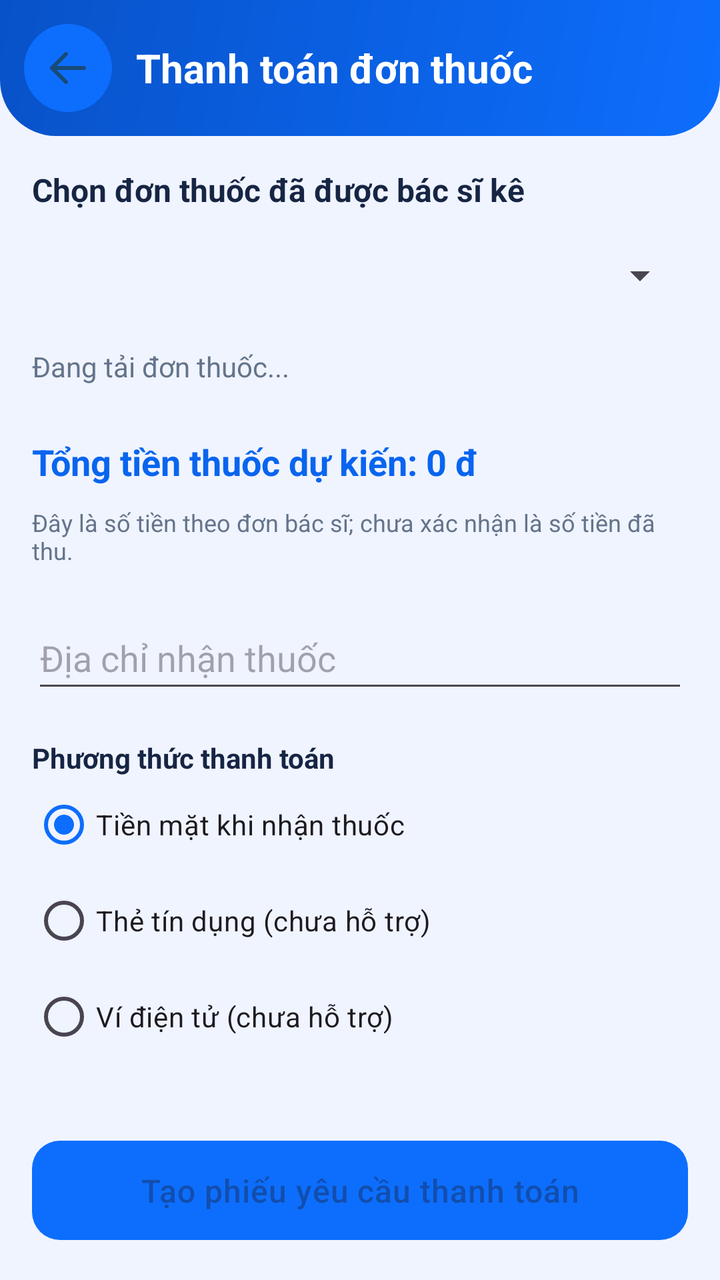
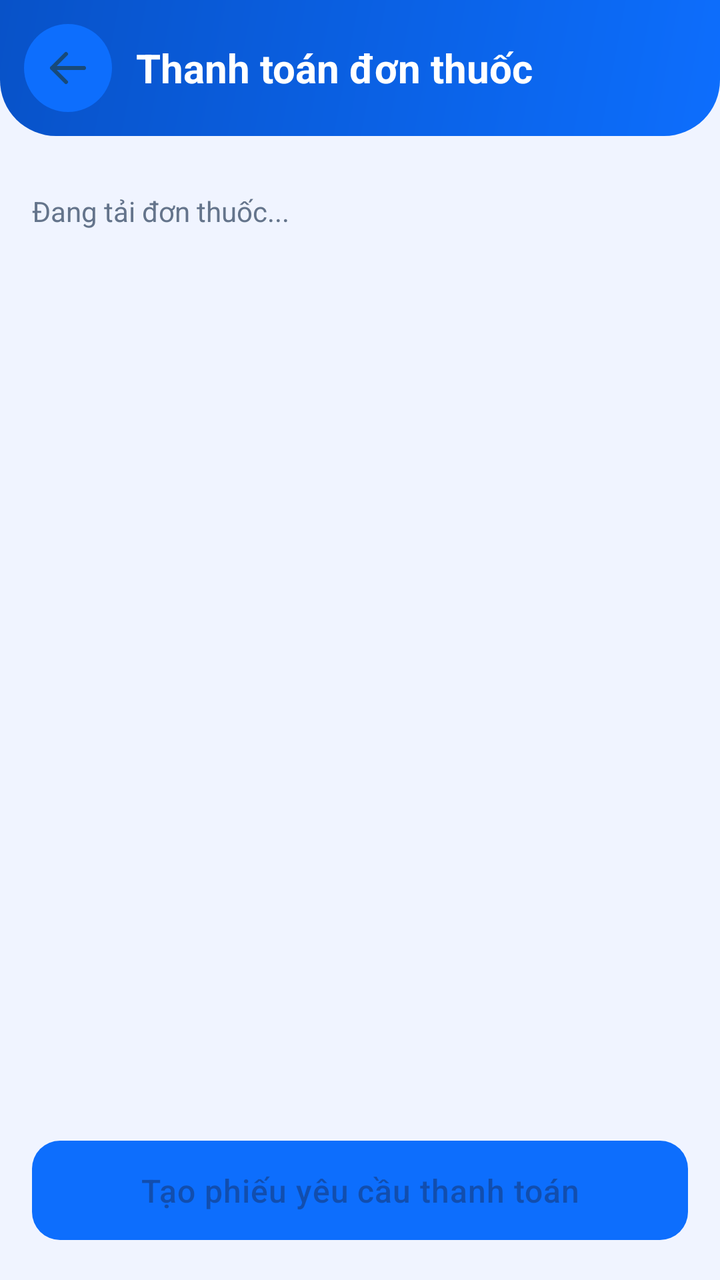

An Android layout rendered at two revisions. The XML below is the earlier revision; the diff shows what the commit changed to produce the second picture.
<!-- AndroidManifest.xml: application theme Theme.UniCare -->
<!-- res/layout/activity_payment.xml -->
<?xml version="1.0" encoding="utf-8"?>
<LinearLayout xmlns:android="http://schemas.android.com/apk/res/android"
    android:layout_width="match_parent"
    android:layout_height="match_parent"
    android:orientation="vertical"
    android:background="#F0F4FF">

    <LinearLayout
        android:layout_width="match_parent"
        android:layout_height="wrap_content"
        android:orientation="horizontal"
        android:gravity="center_vertical"
        android:background="@drawable/gradient_header"
        android:padding="12dp">
        <ImageButton
            android:id="@+id/btnBack"
            android:layout_width="44dp"
            android:layout_height="44dp"
            android:background="@drawable/bg_icon_circle_blue"
            android:src="@drawable/ic_arrow_back"
            android:contentDescription="Quay lại"
            android:padding="10dp" />
        <TextView
            android:layout_width="wrap_content"
            android:layout_height="wrap_content"
            android:layout_marginStart="12dp"
            android:text="Thanh toán đơn thuốc"
            android:textColor="#FFFFFF"
            android:textSize="20sp"
            android:textStyle="bold" />
    </LinearLayout>

    <ScrollView
        android:layout_width="match_parent"
        android:layout_height="0dp"
        android:layout_weight="1"
        android:fillViewport="true">
        <LinearLayout
            android:layout_width="match_parent"
            android:layout_height="wrap_content"
            android:padding="16dp"
            android:orientation="vertical">

            <TextView
                android:layout_width="match_parent"
                android:layout_height="wrap_content"
                android:text="Chọn đơn thuốc đã được bác sĩ kê"
                android:textColor="#172544"
                android:textStyle="bold"
                android:textSize="16sp" />
            <Spinner
                android:id="@+id/spinnerPrescriptions"
                android:layout_width="match_parent"
                android:layout_height="wrap_content"
                android:layout_marginTop="8dp"
                android:minHeight="48dp" />
            <TextView
                android:id="@+id/tvPaymentStatus"
                android:layout_width="match_parent"
                android:layout_height="wrap_content"
                android:layout_marginTop="12dp"
                android:text="Đang tải đơn thuốc..."
                android:textColor="#64748B"
                android:textSize="14sp" />

            <androidx.recyclerview.widget.RecyclerView
                android:id="@+id/rvPaymentItems"
                android:layout_width="match_parent"
                android:layout_height="wrap_content"
                android:layout_marginTop="10dp"
                android:nestedScrollingEnabled="false" />

            <TextView
                android:id="@+id/tvTotalAmount"
                android:layout_width="match_parent"
                android:layout_height="wrap_content"
                android:layout_marginTop="16dp"
                android:text="Tổng tiền thuốc dự kiến: 0 đ"
                android:textColor="#0965EF"
                android:textSize="18sp"
                android:textStyle="bold" />

            <TextView
                android:layout_width="match_parent"
                android:layout_height="wrap_content"
                android:layout_marginTop="10dp"
                android:text="Đây là số tiền theo đơn bác sĩ; chưa xác nhận là số tiền đã thu."
                android:textColor="#64748B"
                android:textSize="12sp" />

            <EditText
                android:id="@+id/etAddress"
                android:layout_width="match_parent"
                android:layout_height="wrap_content"
                android:layout_marginTop="20dp"
                android:hint="Địa chỉ nhận thuốc"
                android:inputType="textPostalAddress"
                android:minHeight="48dp" />

            <TextView
                android:layout_width="match_parent"
                android:layout_height="wrap_content"
                android:layout_marginTop="18dp"
                android:text="Phương thức thanh toán"
                android:textColor="#172544"
                android:textStyle="bold" />
            <RadioGroup
                android:id="@+id/rgPaymentMethod"
                android:layout_width="match_parent"
                android:layout_height="wrap_content"
                android:orientation="vertical">
                <RadioButton
                    android:id="@+id/rbCash"
                    android:layout_width="match_parent"
                    android:layout_height="wrap_content"
                    android:checked="true"
                    android:text="Tiền mặt khi nhận thuốc" />
                <RadioButton
                    android:id="@+id/rbCard"
                    android:layout_width="match_parent"
                    android:layout_height="wrap_content"
                    android:text="Thẻ tín dụng (chưa hỗ trợ)" />
                <RadioButton
                    android:id="@+id/rbWallet"
                    android:layout_width="match_parent"
                    android:layout_height="wrap_content"
                    android:text="Ví điện tử (chưa hỗ trợ)" />
            </RadioGroup>
        </LinearLayout>
    </ScrollView>

    <Button
        android:id="@+id/btnConfirmPayment"
        android:layout_width="match_parent"
        android:layout_height="wrap_content"
        android:layout_margin="16dp"
        android:enabled="false"
        android:text="Tạo phiếu yêu cầu thanh toán" />
</LinearLayout>
<!-- resources referenced by this layout -->
<resources>
  <!-- drawable bg_icon_circle_blue (drawable) -->
  <?xml version="1.0" encoding="utf-8"?>
  <shape xmlns:android="http://schemas.android.com/apk/res/android">
      <solid android:color="#0D6EFD"/>
      <corners android:radius="100dp"/>
  </shape>
  <!-- drawable gradient_header (drawable) -->
  <?xml version="1.0" encoding="utf-8"?>
  <shape xmlns:android="http://schemas.android.com/apk/res/android">
      <gradient
          android:startColor="#0D6EFD"
          android:endColor="#0852C8"
          android:angle="135"
          android:type="linear"/>
      <corners
          android:bottomLeftRadius="28dp"
          android:bottomRightRadius="28dp"/>
  </shape>
  <!-- drawable ic_arrow_back (drawable) -->
  <?xml version="1.0" encoding="utf-8"?>
  <vector xmlns:android="http://schemas.android.com/apk/res/android"
      android:width="24dp"
      android:height="24dp"
      android:viewportWidth="24"
      android:viewportHeight="24">
      <path
          android:fillColor="@android:color/transparent"
          android:strokeColor="#184A79"
          android:strokeWidth="2"
          android:strokeLineCap="round"
          android:strokeLineJoin="round"
          android:pathData="M20,12 L4,12 M4,12 L11,5 M4,12 L11,19" />
  </vector>
  <style name="Theme.UniCare" parent="Theme.Material3.DayNight.NoActionBar">
          
          <item name="colorPrimary">#0D6EFD</item>
          <item name="colorPrimaryVariant">#0852C8</item>
          <item name="colorOnPrimary">#FFFFFF</item>
          
          <item name="colorSecondary">#00C4A7</item>
          <item name="colorSecondaryVariant">#00A089</item>
          <item name="colorOnSecondary">#FFFFFF</item>
          
          <item name="colorSurface">#FFFFFF</item>
          <item name="colorOnSurface">#1A1A2E</item>
          
          <item name="android:colorBackground">#F0F4FF</item>
          
          <item name="android:statusBarColor">#0852C8</item>
          <item name="android:windowLightStatusBar">false</item>
          <item name="android:navigationBarColor">#FFFFFF</item>
          <item name="android:windowLightNavigationBar">true</item>
          
          <item name="materialButtonStyle">@style/Widget.UniCare.Button</item>
          <item name="textInputStyle">@style/Widget.UniCare.TextInputLayout</item>
      </style>
  <style name="Widget.UniCare.Button" parent="Widget.Material3.Button">
          <item name="android:paddingTop">14dp</item>
          <item name="android:paddingBottom">14dp</item>
          <item name="android:textSize">16sp</item>
          <item name="android:letterSpacing">0.02</item>
          <item name="android:textAllCaps">false</item>
          <item name="cornerRadius">14dp</item>
          <item name="backgroundTint">#0D6EFD</item>
          <item name="elevation">2dp</item>
      </style>
  <style name="Widget.UniCare.TextInputLayout" parent="Widget.Material3.TextInputLayout.OutlinedBox">
          <item name="boxCornerRadiusBottomEnd">12dp</item>
          <item name="boxCornerRadiusBottomStart">12dp</item>
          <item name="boxCornerRadiusTopEnd">12dp</item>
          <item name="boxCornerRadiusTopStart">12dp</item>
          <item name="boxStrokeColor">#CBD5F5</item>
          <item name="hintTextColor">#6B7280</item>
      </style>
</resources>

<!-- the commit's change to res/layout/activity_payment.xml (unified diff, before → after) -->
@@ -41,6 +41,23 @@
             android:padding="16dp"
             android:orientation="vertical">
 
+
+            <TextView
+                android:id="@+id/tvPaymentStatus"
+                android:layout_width="match_parent"
+                android:layout_height="wrap_content"
+                android:layout_marginTop="12dp"
+                android:text="Đang tải đơn thuốc..."
+                android:textColor="#64748B"
+                android:textSize="14sp" />
+
+            <LinearLayout
+                android:id="@+id/paymentFormContent"
+                android:layout_width="match_parent"
+                android:layout_height="wrap_content"
+                android:orientation="vertical"
+                android:visibility="gone">
+
             <TextView
                 android:layout_width="match_parent"
                 android:layout_height="wrap_content"
@@ -54,15 +71,6 @@
                 android:layout_height="wrap_content"
                 android:layout_marginTop="8dp"
                 android:minHeight="48dp" />
-            <TextView
-                android:id="@+id/tvPaymentStatus"
-                android:layout_width="match_parent"
-                android:layout_height="wrap_content"
-                android:layout_marginTop="12dp"
-                android:text="Đang tải đơn thuốc..."
-                android:textColor="#64748B"
-                android:textSize="14sp" />
-
             <androidx.recyclerview.widget.RecyclerView
                 android:id="@+id/rvPaymentItems"
                 android:layout_width="match_parent"
@@ -126,6 +134,7 @@
                     android:layout_height="wrap_content"
                     android:text="Ví điện tử (chưa hỗ trợ)" />
             </RadioGroup>
+            </LinearLayout>
         </LinearLayout>
     </ScrollView>
 
